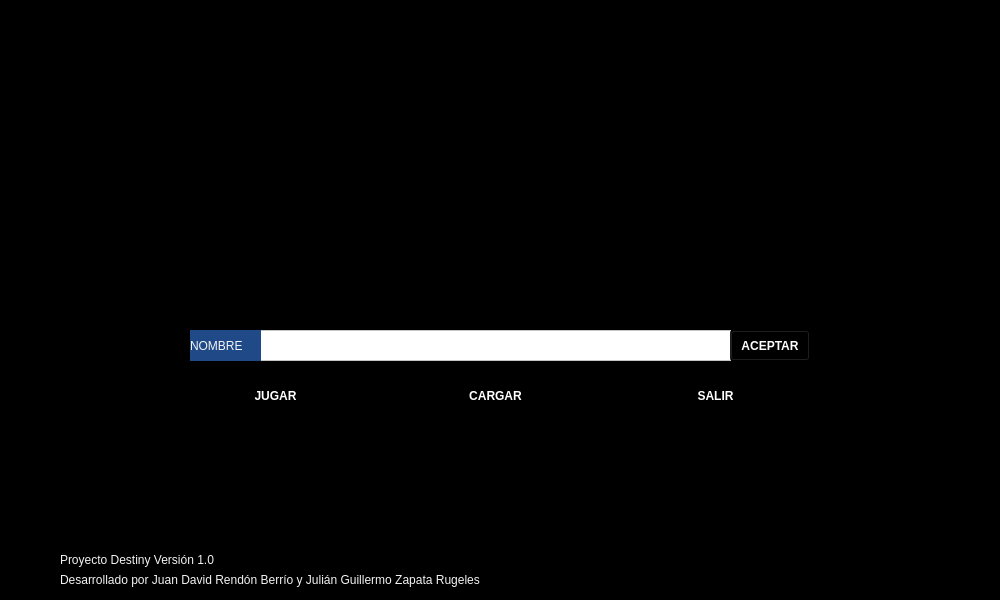
Above: proyectoInformatica/cliente.ui from Julian-guillermo-zapata-rugeles/proyectoInformatica before the change. Below: the same form after it.
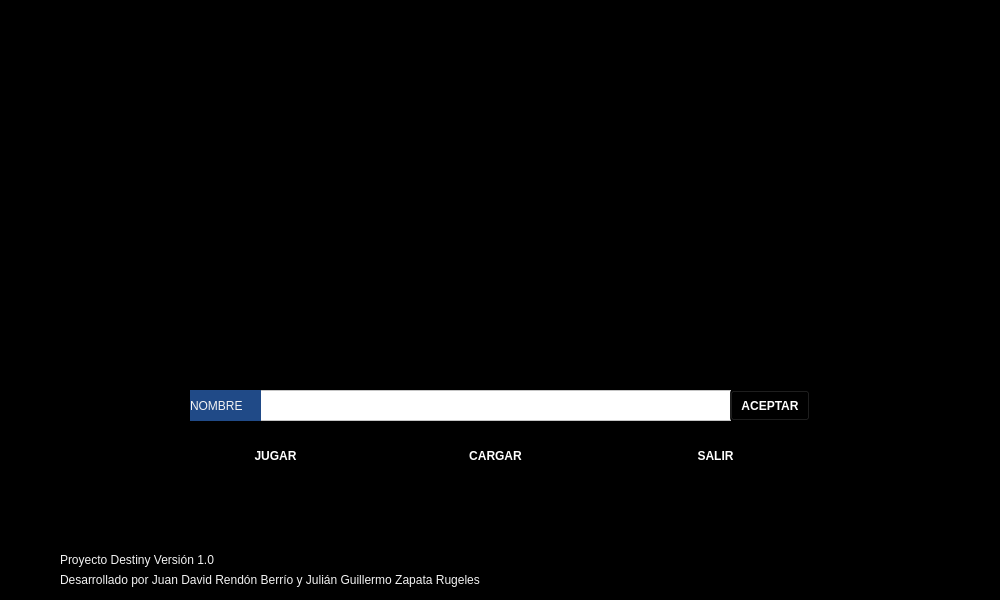
That is the form after the change. Icons and pictures are not drawn.

What changed in the file:
```diff
--- a/proyectoInformatica/cliente.ui
+++ b/proyectoInformatica/cliente.ui
@@ -20,7 +20,7 @@
    <property name="geometry">
     <rect>
      <x>190</x>
-     <y>370</y>
+     <y>430</y>
      <width>171</width>
      <height>51</height>
     </rect>
@@ -55,7 +55,7 @@
    <property name="geometry">
     <rect>
      <x>410</x>
-     <y>370</y>
+     <y>430</y>
      <width>171</width>
      <height>51</height>
     </rect>
@@ -74,7 +74,7 @@
    <property name="geometry">
     <rect>
      <x>630</x>
-     <y>370</y>
+     <y>430</y>
      <width>171</width>
      <height>51</height>
     </rect>
@@ -129,7 +129,7 @@
    <property name="geometry">
     <rect>
      <x>260</x>
-     <y>330</y>
+     <y>390</y>
      <width>471</width>
      <height>31</height>
     </rect>
@@ -142,7 +142,7 @@
    <property name="geometry">
     <rect>
      <x>730</x>
-     <y>330</y>
+     <y>390</y>
      <width>80</width>
      <height>31</height>
     </rect>
@@ -161,7 +161,7 @@
    <property name="geometry">
     <rect>
      <x>190</x>
-     <y>330</y>
+     <y>390</y>
      <width>71</width>
      <height>31</height>
     </rect>
```
